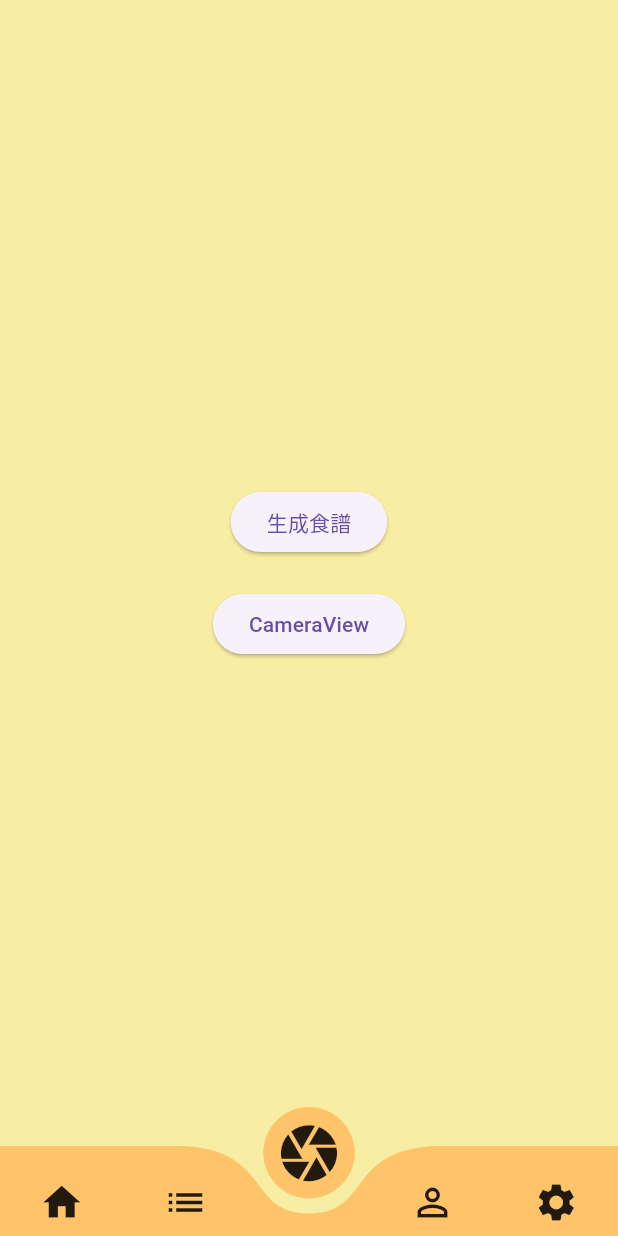
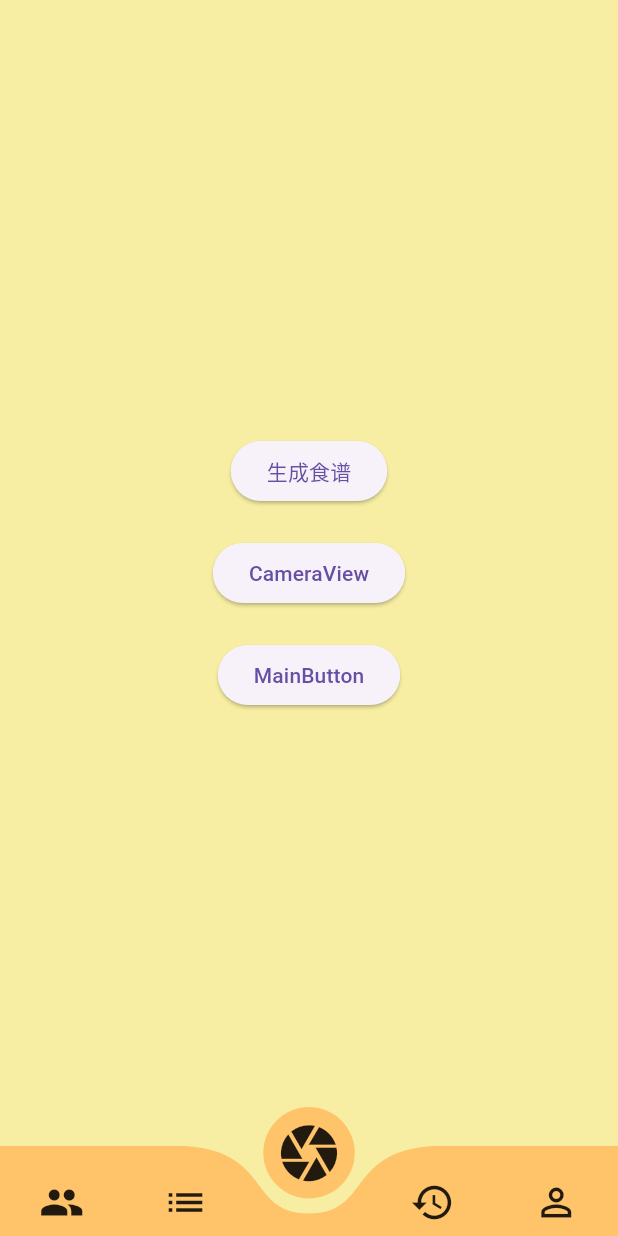
Before and after one commit to AaliyahWu/RecipeGPT, a Flutter app: the HomePage screen opened directly, on a phone screen of 412 x 824 dp. Run offline on Flutter 3.47's test engine with Material 3 defaults, Android fonts, the phone set to English and light mode, and no system bars; our stand-ins replace camera, curved_navigation_bar, get, permission_handler; missing offline and left inert: flutter_tflite, mysql1; project files that could hold a hidden picture were left out.

Commit message:
主頁畫面跳轉 新增主要功能 使用者資料畫面

```diff
--- a/lib/homepage.dart
+++ b/lib/homepage.dart
@@ -6,6 +6,7 @@ import 'package:recipe_gpt/services/openai/chat_response.dart';
 import 'package:recipe_gpt/empty.dart';
 import 'package:recipe_gpt/services/openai/chat_screen.dart';
 import 'package:recipe_gpt/views/camera_view.dart';
+import 'package:recipe_gpt/camerafunction.dart';
 
 void main() => runApp(MaterialApp(home: LoginCard()));
 
@@ -15,7 +16,7 @@ class HomePage extends StatefulWidget {
 }
 
 class _BottomNavBarState extends State<HomePage> {
-  int _page = 0;
+  int _currentPageIndex = 2; // 默认选中第三个页面（索引从0开始）
   GlobalKey<CurvedNavigationBarState> _bottomNavigationKey = GlobalKey();
 
   @override
@@ -23,35 +24,61 @@ class _BottomNavBarState extends State<HomePage> {
     return Scaffold(
       bottomNavigationBar: CurvedNavigationBar(
         key: _bottomNavigationKey,
-          index: 2, //初始位置?
+        index: _currentPageIndex, // 初始位置
         height: 60.0,
         items: <Widget>[
-            Icon(Icons.home, size: 30),
+          Icon(Icons.group, size: 30),
           Icon(Icons.list, size: 30),
           Icon(Icons.camera, size: 45),
-            Icon(Icons.perm_identity, size: 30),
-            Icon(Icons.settings, size: 30), //按鈕大小
+          Icon(Icons.history, size: 30),
+          Icon(Icons.perm_identity, size: 30), // 按钮大小
         ],
-          color: Color.fromARGB(255, 255, 196, 106), //下面整體顏色
+        color: Color.fromARGB(255, 255, 196, 106), // 下方整体颜色
         buttonBackgroundColor: Color.fromARGB(255, 255, 196, 106),
         backgroundColor: Color.fromARGB(255, 247, 238, 163),
         animationCurve: Curves.easeInOut,
-          animationDuration: Duration(milliseconds: 350), //改速度
+        animationDuration: Duration(milliseconds: 350), // 改速度
         onTap: (index) {
           setState(() {
-              _page = index;
+            _currentPageIndex = index;
           });
         },
-          letIndexChange: (index) => true, //動畫開關
+        letIndexChange: (index) => true, // 动画开关
       ),
-        body: Container(
-          color: Color.fromARGB(255, 247, 238, 163), //背景色
+      body: _buildBody(),
+    );
+  }
+
+  Widget _buildBody() {
+    switch (_currentPageIndex) {
+      case 0:
+        // 第一个页面的内容
+        return Container(
+          color: Color.fromARGB(255, 247, 238, 163), // 背景色
+          child: Center(
+            child: Text('社群'),
+          ),
+        );
+
+      case 1:
+        // 第二个页面的内容
+        return Container(
+          color: Color.fromARGB(255, 247, 238, 163), // 背景色
+          child: Center(
+            child: Text('飲食偏好'),
+          ),
+        );
+
+      case 2:
+        // 第三个页面的内容
+        return Container(
+          color: Color.fromARGB(255, 247, 238, 163), // 背景色
           child: Center(
             child: Column(
               mainAxisAlignment: MainAxisAlignment.center,
               children: <Widget>[
                 ElevatedButton(
-                  child: Text('生成食譜'),
+                  child: Text('生成食谱'),
                   onPressed: () {
                     Navigator.push(
                       context,
@@ -59,7 +86,7 @@ class _BottomNavBarState extends State<HomePage> {
                     );
                   },
                 ),
-                SizedBox(height: 20), // +間距
+                SizedBox(height: 20), // +间距
 
                 ElevatedButton(
                   child: Text('CameraView'),
@@ -70,9 +97,105 @@ class _BottomNavBarState extends State<HomePage> {
                     );
                   },
                 ),
+                SizedBox(height: 20), // +间距
+
+                ElevatedButton(
+                  child: Text('MainButton'),
+                  onPressed: () {
+                    Navigator.push(
+                      context,
+                      MaterialPageRoute(builder: (context) => Camera()),
+                    );
+                  },
+                ),
               ],
             ),
           ),
-        ));
+        );
+
+      case 3:
+        // 第四个页面的内容
+        return Container(
+          color: Color.fromARGB(255, 247, 238, 163), // 背景色
+          child: Center(
+            child: Text('歷史食譜'),
+          ),
+        );
+
+      case 4:
+      // 第五个页面的内容
+      case 4:
+        // 第五个页面的内容
+        return Scaffold(
+          backgroundColor: Color.fromARGB(255, 247, 238, 163), // 背景色
+          body: Padding(
+            padding: const EdgeInsets.only(top: 50.0), // 向上移動 50 像素
+            child: Center(
+              child: Column(
+                mainAxisAlignment: MainAxisAlignment.center,
+                crossAxisAlignment: CrossAxisAlignment.start, // 將子元件靠左對齊
+                children: <Widget>[
+                  Stack(
+                    children: <Widget>[
+                      Container(
+                        width: 150,
+                        height: 150,
+                        decoration: BoxDecoration(
+                          border:
+                              Border.all(color: Colors.black, width: 2), // 添加外框
+                          shape: BoxShape.circle,
+                          image: DecorationImage(
+                            fit: BoxFit.fill,
+                            image: AssetImage("/assets/images.png"), //
+                          ),
+                        ),
+                      ),
+                      Positioned(
+                        bottom: 0,
+                        right: 0,
+                        child: GestureDetector(
+                          onTap: () {
+                            // 上傳圖片
+                          },
+                          child: Container(
+                            width: 30,
+                            height: 30,
+                            decoration: BoxDecoration(
+                              color: Colors.blue,
+                              shape: BoxShape.circle,
+                            ),
+                            child: Icon(
+                              Icons.add,
+                              color: Colors.white,
+                            ),
+                          ),
+                        ),
+                      ),
+                    ],
+                  ),
+                  SizedBox(height: 20), // +間距
+                  Text(
+                    '用戶名稱: Bob\n性別: Man\n電子郵件: Bob@gmail.com',
+                    textAlign: TextAlign.left,
+                  ),
+                  SizedBox(height: 20), // +間距
+                  ElevatedButton(
+                    child: Text('登出'),
+                    onPressed: () {
+                      Navigator.push(
+                        context,
+                        MaterialPageRoute(builder: (context) => Login()),
+                      );
+                    },
+                  ),
+                ],
+              ),
+            ),
+          ),
+        );
+
+      default:
+        return Container();
     }
   }
+}
```
Also changed, not shown: lib/camerafunction.dart (added, +28 -0 lines), lib/checklist.dart (added, +119 -0 lines), lib/checkphoto.dart (added, +30 -0 lines), lib/controller/scan_controller.dart (+14 -17 lines), lib/services/openai/chat_screen.dart (+24 -5 lines), assets/images.png (added), assets/test.jpg (added). Lines whose indentation alone changed are shown as unchanged.
